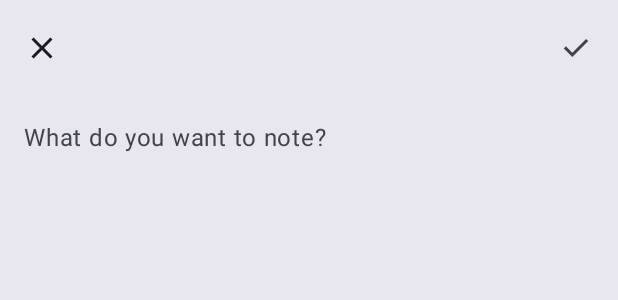
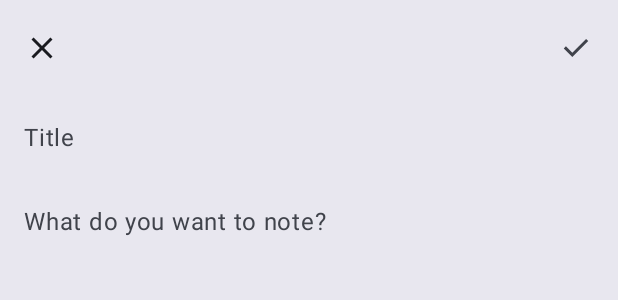
Before and after one commit to canyoufix/QuickNote, an Android app built with Jetpack Compose: the @Preview function NewNoteScreen_Preview, on a phone screen of 412 x 824 dp. Shown: the top 300 px of the screen. Run offline under Robolectric (Android 15) with nearby library versions, the phone set to English and light mode, and no system bars; our stand-ins replace Dagger/Hilt's generated code; libraries missing offline, so code that uses them is left out: androidx.hilt.lifecycle.

Commit message:
ui && code update

```diff
--- a/app/src/main/java/com/canyoufix/quicknote/data/entities/NoteEntity.kt
+++ b/app/src/main/java/com/canyoufix/quicknote/data/entities/NoteEntity.kt
@@ -8,5 +8,6 @@ data class NoteEntity(
     @PrimaryKey val id: String,
     val title: String,
     val content: String,
-    val created_at: Long
+    val created_at: Long,
+    val is_visible: Boolean
 )
--- a/app/src/main/java/com/canyoufix/quicknote/presentation/screens/NewNoteScreen.kt
+++ b/app/src/main/java/com/canyoufix/quicknote/presentation/screens/NewNoteScreen.kt
@@ -1,7 +1,10 @@
 package com.canyoufix.quicknote.presentation.screens
 
+import androidx.compose.foundation.layout.Column
 import androidx.compose.foundation.layout.fillMaxSize
+import androidx.compose.foundation.layout.fillMaxWidth
 import androidx.compose.foundation.layout.padding
+import androidx.compose.foundation.layout.wrapContentHeight
 import androidx.compose.foundation.text.input.rememberTextFieldState
 import androidx.compose.material3.ExperimentalMaterial3Api
 import androidx.compose.material3.Icon
@@ -19,12 +22,13 @@ import androidx.compose.ui.Modifier
 import androidx.compose.ui.graphics.Color
 import androidx.compose.ui.graphics.RectangleShape
 import androidx.compose.ui.res.painterResource
+import androidx.compose.ui.res.stringResource
 import androidx.compose.ui.tooling.preview.Devices
 import androidx.compose.ui.tooling.preview.Preview
 import androidx.hilt.lifecycle.viewmodel.compose.hiltViewModel
 import com.canyoufix.quicknote.R
+import com.canyoufix.quicknote.presentation.theme.QuickNoteTheme
 import com.canyoufix.quicknote.presentation.viewmodels.NewNoteViewModel
-import com.canyoufix.quicknote.presentation.theme.QuickNoteTheme
 
 @OptIn(ExperimentalMaterial3Api::class)
 @Composable
@@ -39,7 +43,8 @@ fun NewNoteScreen(
         }
     }
 
-    val state = rememberTextFieldState()
+    val titleState = rememberTextFieldState()
+    val contentState = rememberTextFieldState()
     Scaffold(
         topBar = {
             TopAppBar(
@@ -52,7 +57,7 @@ fun NewNoteScreen(
                 title = {},
                 actions = {
                     IconButton(
-                        onClick = { viewModel.onAddNoteClick(state.text.toString()) },
+                        onClick = { viewModel.onAddNoteClick(titleState.text.toString()) },
                         content = { Icon(painterResource(R.drawable.ic_check), contentDescription = null) },
                     )
                 },
@@ -64,8 +69,28 @@ fun NewNoteScreen(
         containerColor = MaterialTheme.colorScheme.surfaceContainerHigh,
         modifier = modifier,
     ) { innerPadding ->
+        Column(
+            modifier = Modifier
+                .fillMaxSize()
+        ) {
             TextField(
-            state = state,
+                state = titleState,
+                colors = TextFieldDefaults.colors(
+                    focusedContainerColor = Color.Transparent,
+                    unfocusedContainerColor = Color.Transparent,
+                    focusedIndicatorColor = Color.Transparent,
+                    unfocusedIndicatorColor = Color.Transparent,
+                    disabledIndicatorColor = Color.Transparent,
+                    errorIndicatorColor = Color.Transparent,
+                ),
+                shape = RectangleShape,
+                placeholder = { Text(stringResource(R.string.title)) },
+                modifier = Modifier
+                    .padding(innerPadding)
+                    .wrapContentHeight()
+            )
+            TextField(
+                state = contentState,
                 colors = TextFieldDefaults.colors(
                     focusedContainerColor = Color.Transparent,
                     unfocusedContainerColor = Color.Transparent,
@@ -77,9 +102,9 @@ fun NewNoteScreen(
                 shape = RectangleShape,
                 placeholder = { Text("What do you want to note?") },
                 modifier = Modifier
-                .fillMaxSize()
-                .padding(innerPadding),
+                    .fillMaxWidth()
             )
+        }
     }
 }
 
--- a/app/src/main/java/com/canyoufix/quicknote/presentation/theme/Color.kt
+++ b/app/src/main/java/com/canyoufix/quicknote/presentation/theme/Color.kt
@@ -1,6 +1,7 @@
 package com.canyoufix.quicknote.presentation.theme
 
 import androidx.compose.ui.graphics.Color
+
 
 val Purple80 = Color(0xFFD0BCFF)
 val PurpleGrey80 = Color(0xFFCCC2DC)
--- a/app/src/main/res/values/strings.xml
+++ b/app/src/main/res/values/strings.xml
@@ -4,4 +4,6 @@
     <string name="notes">Notes</string>
     <string name="trash">Trash</string>
     <string name="settings">Settings</string>
+    <string name="search">Search...</string>
+    <string name="title">Title</string>
 </resources>
```
Also changed, not shown: app/src/main/java/com/canyoufix/quicknote/presentation/components/QuickNoteBottomBar.kt (+43 -0 lines), app/src/main/java/com/canyoufix/quicknote/presentation/navigation/QuickNoteNavigation.kt (+5 -9 lines), app/src/main/java/com/canyoufix/quicknote/presentation/screens/ListScreen.kt (+24 -8 lines), app/src/main/java/com/canyoufix/quicknote/presentation/screens/SettingsScreen.kt (+15 -0 lines), app/src/main/java/com/canyoufix/quicknote/presentation/screens/TrashScreen.kt (+56 -0 lines). Lines whose indentation alone changed are shown as unchanged.
